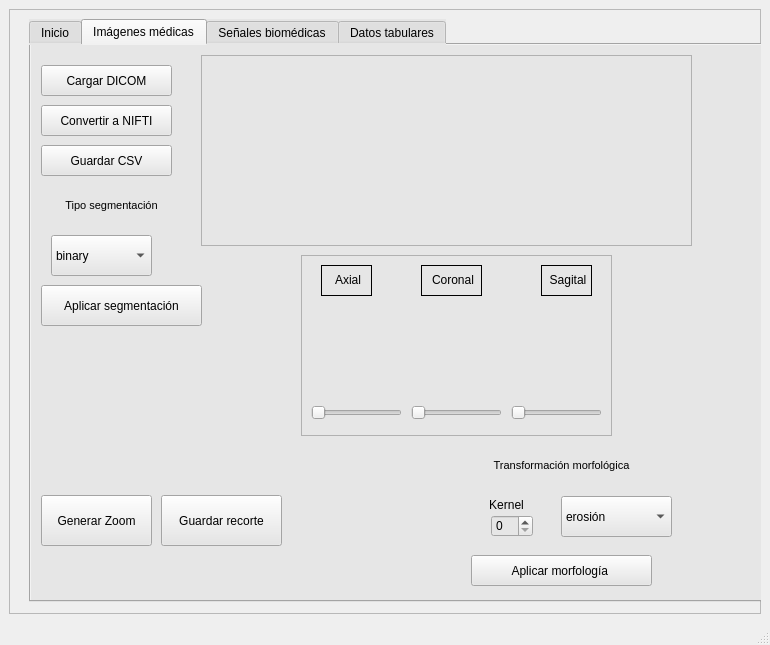
Before: the Qt Designer form Vista/principal.ui in msofiaalmanza-coder/BioSync, drawn with Qt 5.
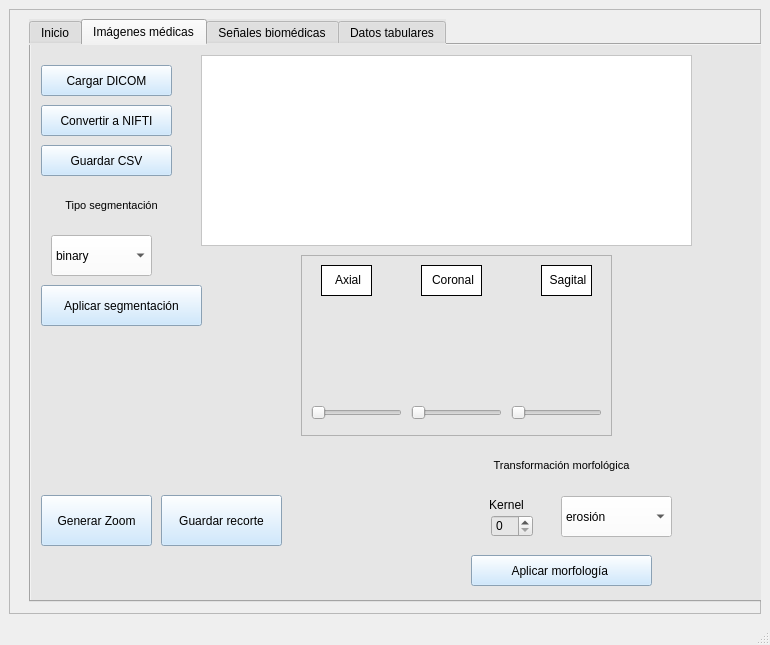
After: the same form once the commit is applied. The open tabs and pages were chosen to show the change.

```diff
--- a/Vista/principal.ui
+++ b/Vista/principal.ui
@@ -201,7 +201,8 @@
           </rect>
          </property>
          <property name="styleSheet">
-          <string notr="true">font: 75 8pt &quot;Times New Roman&quot;;</string>
+          <string notr="true">font: 75 8pt &quot;Times New Roman&quot;;
+background-color: rgb(194, 225, 252);</string>
          </property>
          <property name="text">
           <string>Cargar DICOM</string>
@@ -217,7 +218,8 @@
           </rect>
          </property>
          <property name="styleSheet">
-          <string notr="true">font: 75 8pt &quot;Times New Roman&quot;;</string>
+          <string notr="true">font: 75 8pt &quot;Times New Roman&quot;;
+background-color: rgb(194, 225, 252);</string>
          </property>
          <property name="text">
           <string>Convertir a NIFTI</string>
@@ -232,6 +234,9 @@
            <height>191</height>
           </rect>
          </property>
+         <property name="styleSheet">
+          <string notr="true">background-color: rgb(255, 255, 255);</string>
+         </property>
         </widget>
         <widget class="QPushButton" name="btnZoom">
          <property name="geometry">
@@ -243,7 +248,8 @@
           </rect>
          </property>
          <property name="styleSheet">
-          <string notr="true">font: 75 8pt &quot;Times New Roman&quot;;</string>
+          <string notr="true">font: 75 8pt &quot;Times New Roman&quot;;
+background-color: rgb(194, 225, 252);</string>
          </property>
          <property name="text">
           <string>Generar Zoom</string>
@@ -259,7 +265,8 @@
           </rect>
          </property>
          <property name="styleSheet">
-          <string notr="true">font: 75 8pt &quot;Times New Roman&quot;;</string>
+          <string notr="true">font: 75 8pt &quot;Times New Roman&quot;;
+background-color: rgb(194, 225, 252);</string>
          </property>
          <property name="text">
           <string>Guardar recorte</string>
@@ -317,7 +324,8 @@
           </rect>
          </property>
          <property name="styleSheet">
-          <string notr="true">font: 75 8pt &quot;Times New Roman&quot;;</string>
+          <string notr="true">font: 75 8pt &quot;Times New Roman&quot;;
+background-color: rgb(194, 225, 252);</string>
          </property>
          <property name="text">
           <string>Aplicar segmentación</string>
@@ -365,7 +373,8 @@
           </rect>
          </property>
          <property name="styleSheet">
-          <string notr="true">font: 75 8pt &quot;Times New Roman&quot;;</string>
+          <string notr="true">font: 75 8pt &quot;Times New Roman&quot;;
+background-color: rgb(194, 225, 252);</string>
          </property>
          <property name="text">
           <string>Aplicar morfología </string>
@@ -391,7 +400,8 @@
           </rect>
          </property>
          <property name="styleSheet">
-          <string notr="true">font: 75 8pt &quot;Times New Roman&quot;;</string>
+          <string notr="true">font: 75 8pt &quot;Times New Roman&quot;;
+background-color: rgb(194, 225, 252);</string>
          </property>
          <property name="text">
           <string>Guardar CSV</string>
@@ -406,6 +416,9 @@
            <height>41</height>
           </rect>
          </property>
+         <property name="styleSheet">
+          <string notr="true">background-color: rgb(255, 255, 255);</string>
+         </property>
          <item>
           <property name="text">
            <string>binary</string>
@@ -441,6 +454,9 @@
            <height>41</height>
           </rect>
          </property>
+         <property name="styleSheet">
+          <string notr="true">background-color: rgb(255, 255, 255);</string>
+         </property>
          <item>
           <property name="text">
            <string>erosión</string>
@@ -492,7 +508,8 @@
            </rect>
           </property>
           <property name="styleSheet">
-           <string notr="true">font: 75 8pt &quot;Times New Roman&quot;;</string>
+           <string notr="true">font: 75 8pt &quot;Times New Roman&quot;;
+background-color: rgb(255, 255, 255);</string>
           </property>
           <property name="frameShape">
            <enum>QFrame::Box</enum>
@@ -556,7 +573,8 @@
            </rect>
           </property>
           <property name="styleSheet">
-           <string notr="true">font: 75 8pt &quot;Times New Roman&quot;;</string>
+           <string notr="true">font: 75 8pt &quot;Times New Roman&quot;;
+background-color: rgb(255, 255, 255);</string>
           </property>
           <property name="frameShape">
            <enum>QFrame::Box</enum>
@@ -591,7 +609,8 @@
            </rect>
           </property>
           <property name="styleSheet">
-           <string notr="true">font: 75 8pt &quot;Times New Roman&quot;;</string>
+           <string notr="true">font: 75 8pt &quot;Times New Roman&quot;;
+background-color: rgb(255, 255, 255);</string>
           </property>
           <property name="frameShape">
            <enum>QFrame::Box</enum>
```
Left out of the diff: 32 changed lines with no effect on the pictures.
